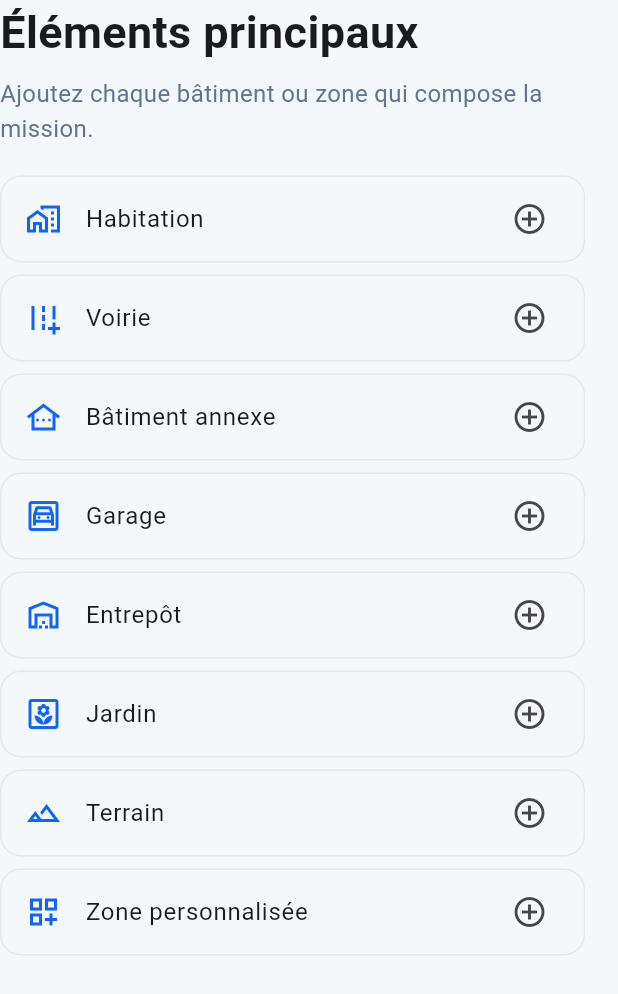
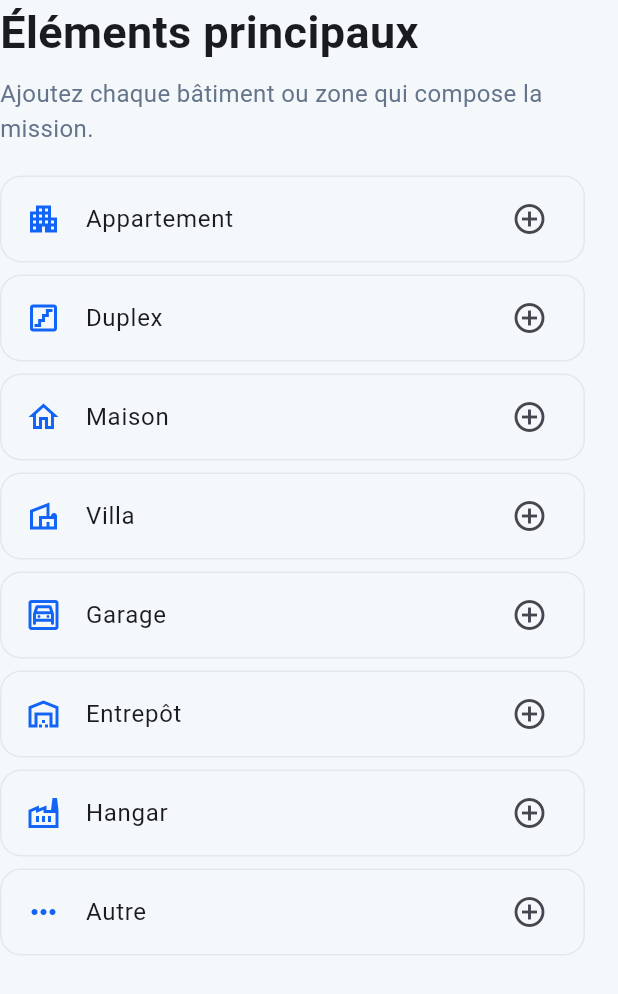
Before and after one commit to Constatplus/constat_plus, a Flutter app: the StepPropertyType widget shown alone on an empty page, opened directly with empty values, on a phone screen of 412 x 824 dp. Shown: the top 994 px of the screen. Run offline on Flutter 3.47's test engine with Material 3 defaults, Android fonts, the phone set to English and light mode, and no system bars; our stand-ins replace flutter_secure_storage, image_picker, in_app_purchase, pdf, shared_preferences, supabase_flutter; missing offline and left inert: docx_dart, file_selector, in_app_purchase_android, pdfrx; accounts and stored records are empty; network calls fail.

Commit message:
Amélioration du choix du type de bien et corrections EDL

```diff
--- a/lib/features/wizard/property_composition/models/property_element.dart
+++ b/lib/features/wizard/property_composition/models/property_element.dart
@@ -1,4 +1,10 @@
 enum PropertyElementType {
+  apartment('Appartement'),
+  duplex('Duplex'),
+  house('Maison'),
+  villa('Villa'),
+  hangar('Hangar'),
+  other('Autre'),
   housing('Habitation'),
   road('Voirie'),
   annex('Bâtiment annexe'),
--- a/lib/features/wizard/reference/reference_report_repository.dart
+++ b/lib/features/wizard/reference/reference_report_repository.dart
@@ -155,6 +155,7 @@ class ReferenceReportRepository {
               'type': room.type,
               'level': room.level,
               'propertyElementId': room.propertyElementId,
+              'wallNames': room.wallNames,
               'sections': room.sections,
               'electricalByWall': room.electricalByWall,
               'furnitureDescriptions': room.furnitureDescriptions,
@@ -220,6 +221,10 @@ class ReferenceReportRepository {
             type: room['type'] as String? ?? '',
             level: room['level'] as String? ?? '',
             propertyElementId: room['propertyElementId'] as String? ?? '',
+            wallNames:
+                (room['wallNames'] as List<dynamic>? ?? const <dynamic>[])
+                    .whereType<String>()
+                    .toList(growable: false),
             sections: _stringMap(room['sections']),
             electricalByWall: electrical,
             furnitureDescriptions: _stringMap(room['furnitureDescriptions']),
--- a/lib/features/wizard/report/models/visit_report_snapshot.dart
+++ b/lib/features/wizard/report/models/visit_report_snapshot.dart
@@ -22,6 +22,7 @@ class VisitRoomReport {
   final KitchenReport? kitchen;
   final List<String> photoPaths;
   final String propertyElementId;
+  final List<String> wallNames;
 
   const VisitRoomReport({
     required this.name,
@@ -33,6 +34,7 @@ class VisitRoomReport {
     required this.kitchen,
     required this.photoPaths,
     this.propertyElementId = '',
+    this.wallNames = const <String>[],
   });
 }
 
--- a/lib/features/wizard/step_property_type.dart
+++ b/lib/features/wizard/step_property_type.dart
@@ -9,28 +9,49 @@ class StepPropertyType extends StatelessWidget {
     required this.selectedElementId,
     required this.onSelected,
     required this.onChanged,
+    this.technicalMode = false,
   });
 
   final List<PropertyElement> elements;
   final String? selectedElementId;
   final ValueChanged<String> onSelected;
   final VoidCallback onChanged;
+  final bool technicalMode;
+
+  static const _buildingTypes = <PropertyElementType>[
+    PropertyElementType.apartment,
+    PropertyElementType.duplex,
+    PropertyElementType.house,
+    PropertyElementType.villa,
+    PropertyElementType.garage,
+    PropertyElementType.warehouse,
+    PropertyElementType.hangar,
+    PropertyElementType.other,
+  ];
+
+  List<PropertyElementType> get _availableTypes => widgetTypes(technicalMode);
+
+  static List<PropertyElementType> widgetTypes(bool technicalMode) =>
+      <PropertyElementType>[
+        if (technicalMode) PropertyElementType.road,
+        ..._buildingTypes,
+      ];
 
   Future<void> _addElement(
     BuildContext context,
     PropertyElementType type,
   ) async {
     String? customName;
-    if (type == PropertyElementType.custom) {
+    if (type == PropertyElementType.other) {
       final controller = TextEditingController();
       customName = await showDialog<String>(
         context: context,
         builder: (dialogContext) => AlertDialog(
-          title: const Text('Ajouter une zone personnalisée'),
+          title: const Text('Ajouter un autre bien'),
           content: TextField(
             controller: controller,
             autofocus: true,
-            decoration: const InputDecoration(labelText: 'Nom de la zone'),
+            decoration: const InputDecoration(labelText: 'Nom du bien'),
             onSubmitted: (value) => Navigator.pop(dialogContext, value),
           ),
           actions: [
@@ -63,6 +84,12 @@ class StepPropertyType extends StatelessWidget {
   }
 
   IconData _icon(PropertyElementType type) => switch (type) {
+    PropertyElementType.apartment => Icons.apartment_outlined,
+    PropertyElementType.duplex => Icons.stairs_outlined,
+    PropertyElementType.house => Icons.home_outlined,
+    PropertyElementType.villa => Icons.villa_outlined,
+    PropertyElementType.hangar => Icons.factory_outlined,
+    PropertyElementType.other => Icons.more_horiz,
     PropertyElementType.housing => Icons.home_work_outlined,
     PropertyElementType.road => Icons.add_road_outlined,
     PropertyElementType.annex => Icons.other_houses_outlined,
@@ -95,10 +122,10 @@ class StepPropertyType extends StatelessWidget {
               const SizedBox(height: 20),
               Expanded(
                 child: ListView.separated(
-                  itemCount: PropertyElementType.values.length,
+                  itemCount: _availableTypes.length,
                   separatorBuilder: (_, _) => const SizedBox(height: 8),
                   itemBuilder: (context, index) {
-                    final type = PropertyElementType.values[index];
+                    final type = _availableTypes[index];
                     return ListTile(
                       shape: RoundedRectangleBorder(
                         borderRadius: BorderRadius.circular(14),
```
Also changed, not shown: lib/features/wizard/step_property_composition.dart (+66 -16 lines), lib/features/wizard/step_visit.dart (+83 -125 lines), lib/features/wizard/wizard_page.dart (+37 -2 lines), 1 other file.
